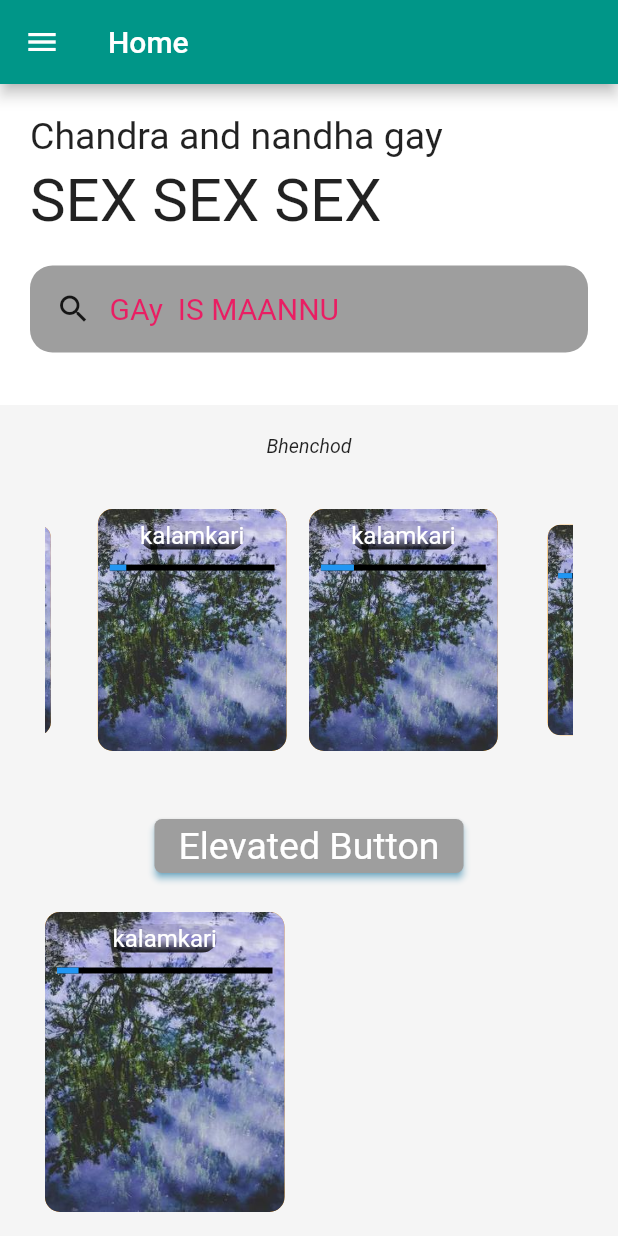
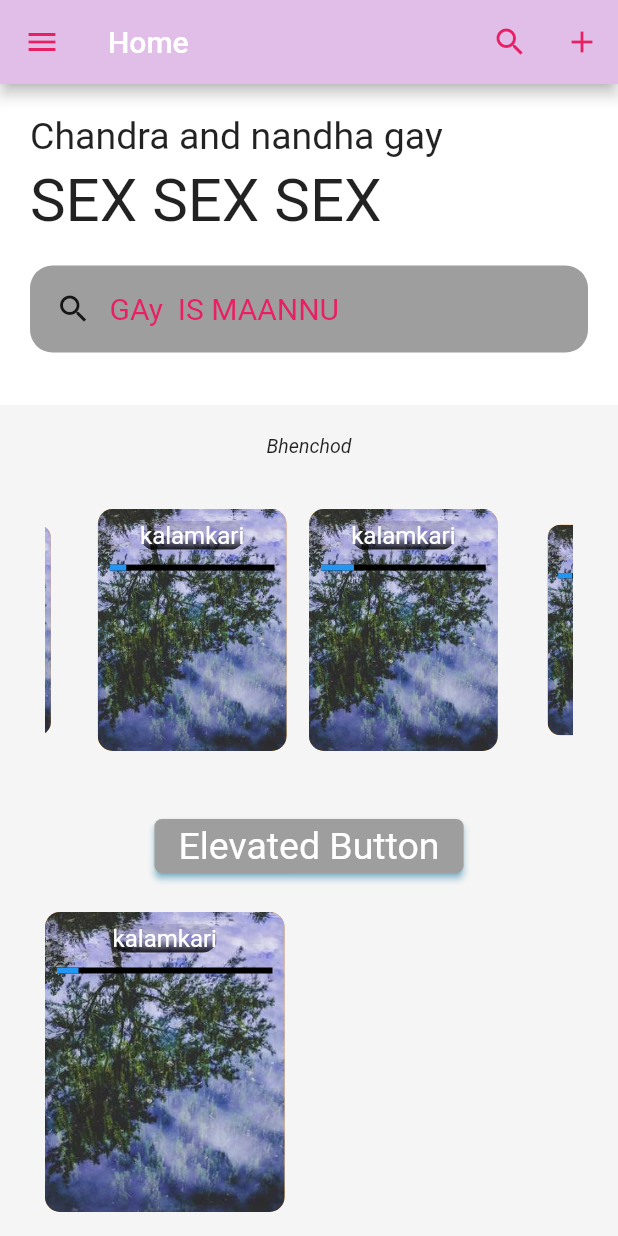
Before and after one commit to ChandradithyaJ/Anvadhi, a Flutter app: the screen it shows after launch, on a phone screen of 412 x 824 dp. Run offline on Flutter 3.47's test engine with Material 2 defaults, Android fonts, the phone set to English and light mode, and no system bars; drawn by our look-alikes of carousel_slider, hidden_drawer_menu; our stand-ins replace cloud_firestore, firebase_core, flutter_map, image_picker, latlong2, liquid_pull_to_refresh and 2 more; missing offline and left inert: flutter_cube; accounts and stored records are empty.

Commit message:
app bar and drawer
fixed

```diff
--- a/lib/Hidden_draw.dart
+++ b/lib/Hidden_draw.dart
@@ -135,16 +135,36 @@ class _Hidden_draww extends State<Hidden_draww> {
   @override
   Widget build(BuildContext context) {
     return HiddenDrawerMenu(
-      backgroundColorMenu: Colors.teal,
-      backgroundColorAppBar: Colors.teal,
+      backgroundColorMenu: Colors.purple,
+      backgroundColorAppBar: Colors.purple[100],
       screens: _pages,
+      withShadow: true,
       //    typeOpen: TypeOpen.FROM_RIGHT,
       //    disableAppBarDefault: false,
       //    enableScaleAnimin: true,
       //    enableCornerAnimin: true,
       slidePercent: 80.0,
+      enableCornerAnimation: true,
+      enableShadowItensMenu: true,
+      enableScaleAnimation: true,
+      actionsAppBar: [
+        IconButton(
+          icon: Icon(Icons.search,color: Colors.pink,),
+          onPressed: () {
+            print('click search');
+          },
+        ),
+        IconButton(
+          icon: Icon(Icons.add,color: Colors.pink,),
+          onPressed: () {
+            print('click add');
+          },
+        )
+      ],
+
       verticalScalePercent: 80.0,
       contentCornerRadius: 40.0,
+      leadingAppBar: Icon(Icons.menu, color: Colors.pink),
       //    iconMenuAppBar: Icon(Icons.menu),
       //    backgroundContent: DecorationImage((image: ExactAssetImage('assets/bg_news.jpg'),fit: BoxFit.cover),
       //    whithAutoTittleName: true,
--- a/lib/ThreeD_Page.dart
+++ b/lib/ThreeD_Page.dart
@@ -28,9 +28,6 @@ class _CombinedPageState extends State<CombinedPage>
   @override
   Widget build(BuildContext context) {
     return Scaffold(
-      appBar: AppBar(
-        title: Text('Combined Animation and 3D'),
-      ),
       body: ListView(
         children: <Widget>[
           GestureDetector(
```
